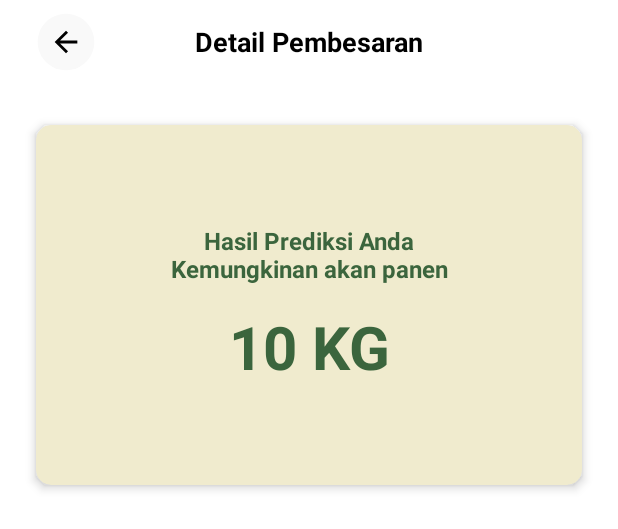
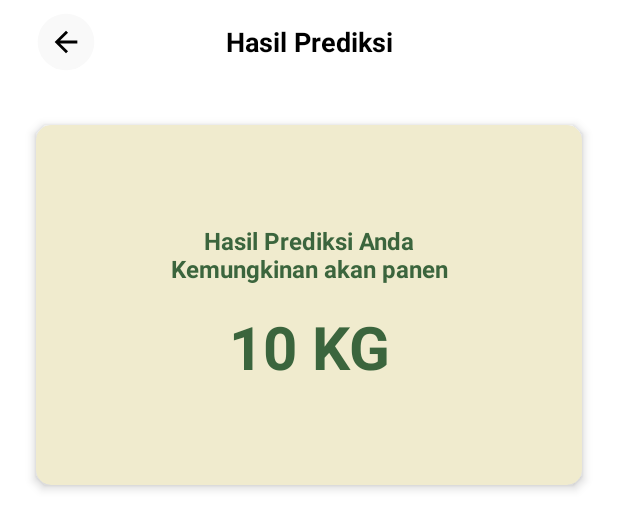
Before and after one commit to Haikalimanf/WeGot, an Android app: the layout activity_hasil_prediksi.xml on its own in the app's theme, with its tools: preview values and no code run, on a phone screen of 412 x 824 dp. Shown: the top 529 px of the screen. Run offline under Robolectric (Android 15) with nearby library versions, the phone set to English and light mode, and no system bars.

Commit message:
refactor: update toolbar title in Hasil Prediksi screen

```diff
--- a/app/src/main/res/layout/activity_hasil_prediksi.xml
+++ b/app/src/main/res/layout/activity_hasil_prediksi.xml
@@ -14,7 +14,7 @@
         android:layout_width="match_parent"
         android:layout_height="wrap_content"
         app:navigationIcon="@drawable/ic_arrow_back"
-        app:title="Detail Pembesaran"
+        app:title="Hasil Prediksi"
         app:titleTextColor="@color/black"
         app:titleCentered="true"
         app:titleTextAppearance="@style/ToolbarTitleStyle"
```
